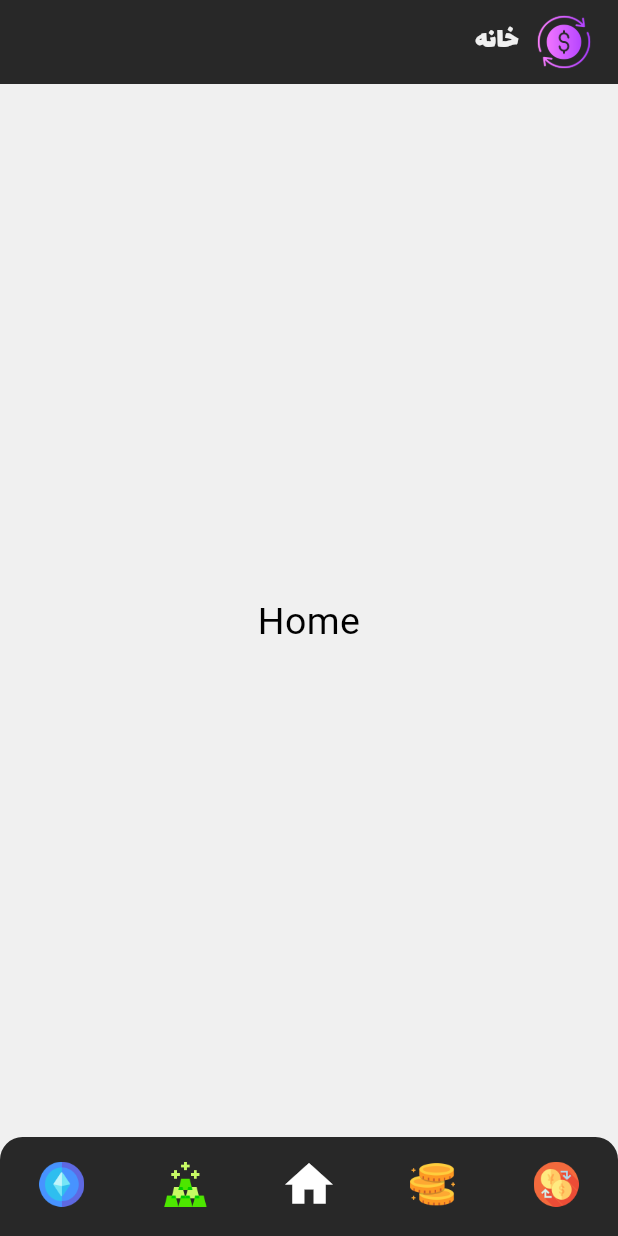
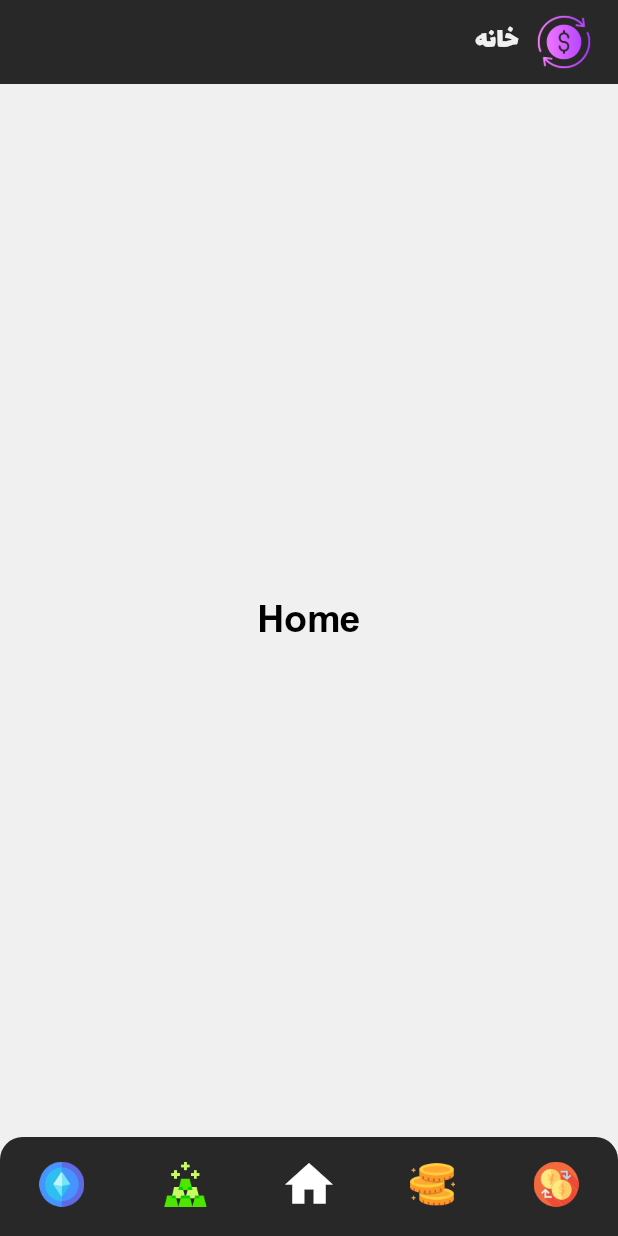
Before and after one commit to Ayminjf/exchange-rate, a Flutter app: the screen it shows after launch, on a phone screen of 412 x 824 dp. Run offline on Flutter 3.47's test engine with Material 3 defaults, Android fonts, the light colour scheme and no system bars; drawn by our look-alikes of persistent_bottom_nav_bar_v2.

Commit message:
feat(main): add more text theme to theme data

```diff
--- a/lib/main.dart
+++ b/lib/main.dart
@@ -43,6 +43,27 @@
             fontFamily: "lalezar",
             fontSize: 10,
           ),
+          bodyMedium: TextStyle(
+            color: Constants.blackColor,
+            fontFamily: "iranSans",
+            fontWeight: FontWeight.w500,
+            fontSize: 15,
+          ),
+          bodySmall: TextStyle(
+            color: Constants.blackColor,
+            fontFamily: "iranSans",
+            fontSize: 22,
+          ),
+          bodyLarge: TextStyle(
+            color: Constants.blackColor,
+            fontFamily: "iranSans",
+            fontSize: 16,
+          ),
+          titleLarge: TextStyle(
+            color: Constants.blackColor,
+            fontFamily: "lalezar",
+            fontSize: 20,
+          ),
         ),
       ),
       home: const RootScreen(),
```
